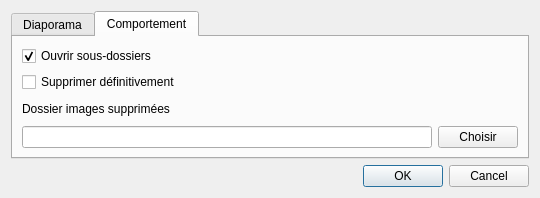
diekev/delsace, file ui/pref_window.ui: the form before one commit.
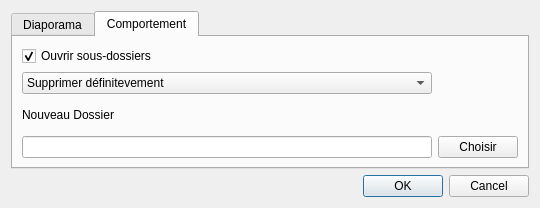
The form after the commit.

What changed in the file:
```diff
--- a/ui/pref_window.ui
+++ b/ui/pref_window.ui
@@ -7,7 +7,7 @@
     <x>0</x>
     <y>0</y>
     <width>540</width>
-    <height>198</height>
+    <height>208</height>
    </rect>
   </property>
   <property name="windowTitle">
@@ -93,13 +93,22 @@
           <widget class="QLineEdit" name="m_folder_path"/>
          </item>
          <item row="1" column="2">
-          <widget class="QCheckBox" name="m_delete_file">
-           <property name="layoutDirection">
-            <enum>Qt::LeftToRight</enum>
-           </property>
-           <property name="text">
-            <string>Supprimer définitivement</string>
-           </property>
+          <widget class="QComboBox" name="m_delete_file_bbox">
+           <item>
+            <property name="text">
+             <string>Supprimer définitevement</string>
+            </property>
+           </item>
+           <item>
+            <property name="text">
+             <string>Envoyer vers la corbeille</string>
+            </property>
+           </item>
+           <item>
+            <property name="text">
+             <string>Envoyer vers un autre dossier</string>
+            </property>
+           </item>
           </widget>
          </item>
          <item row="3" column="3">
@@ -112,7 +121,7 @@
          <item row="2" column="2">
           <widget class="QLabel" name="m_delete_file_label">
            <property name="text">
-            <string>Dossier images supprimées</string>
+            <string>Nouveau Dossier</string>
            </property>
           </widget>
          </item>
```
Left out of the diff: 65 changed lines with no effect on the pictures.
